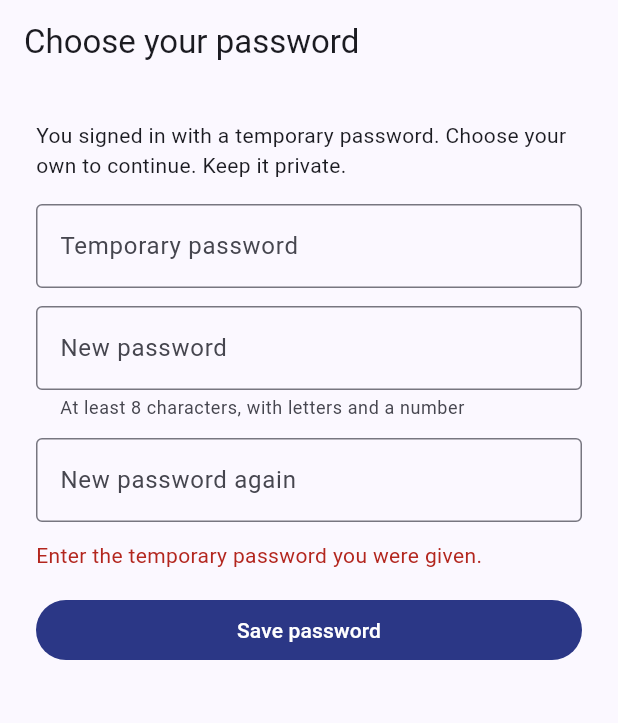
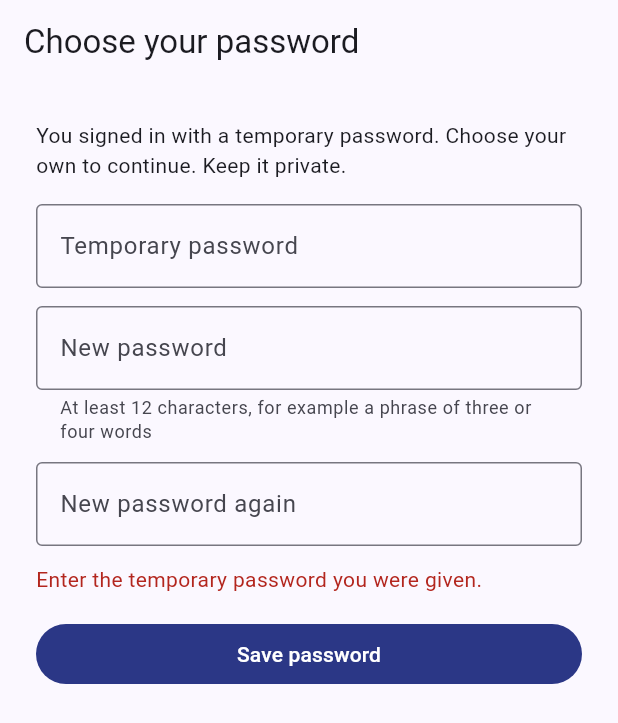
Before and after one commit to Osun-eduos/eduos-android, a Flutter app: the ChangePasswordScreen screen opened directly, after a tap on "Save password", on a phone screen of 412 x 824 dp. Shown: the top 723 px of the screen. Run offline on Flutter 3.47's test engine with Material 3 defaults, Android fonts, the phone set to English and light mode, and no system bars; our stand-ins replace connectivity_plus, firebase_core, firebase_messaging, flutter_secure_storage, image_picker, sqflite_common and 1 more; missing offline and left inert: workmanager; accounts and stored records are empty; statements that could not run were skipped.

Commit message:
Security hardening: CSP/HSTS, password rules, ES256 tokens, CodeQL fixes (#2)

```diff
--- a/lib/src/ui/login_screen.dart
+++ b/lib/src/ui/login_screen.dart
@@ -133,8 +133,8 @@ class _ChangePasswordScreenState extends State<ChangePasswordScreen> {
   String? _problem() {
     final p = _next.text;
     if (_current.text.isEmpty) return 'Enter the temporary password you were given.';
-    if (p.length < 8) return 'Use at least 8 characters.';
-    if (!RegExp(r'[A-Za-z]').hasMatch(p) || !RegExp(r'\d').hasMatch(p)) return 'Use letters and at least one number.';
+    if (p.runes.length < 12) return 'Use at least 12 characters. A short phrase of three or four words is easy to remember.';
+    if (p.runes.length > 128) return 'Use 128 characters or fewer.';
     if (p != _again.text) return 'The new passwords do not match.';
     if (p == _current.text) return 'Choose a password different from the temporary one.';
     return null;
@@ -163,7 +163,7 @@ class _ChangePasswordScreenState extends State<ChangePasswordScreen> {
           const SizedBox(height: 16),
           TextField(controller: _current, obscureText: true, decoration: const InputDecoration(labelText: 'Temporary password')),
           const SizedBox(height: 12),
-          TextField(controller: _next, obscureText: true, decoration: const InputDecoration(labelText: 'New password', helperText: 'At least 8 characters, with letters and a number')),
+          TextField(controller: _next, obscureText: true, decoration: const InputDecoration(labelText: 'New password', helperText: 'At least 12 characters, for example a phrase of three or four words', helperMaxLines: 2)),
           const SizedBox(height: 12),
           TextField(controller: _again, obscureText: true, decoration: const InputDecoration(labelText: 'New password again')),
           if (_error != null) Padding(padding: const EdgeInsets.only(top: 12), child: Text(_error!, style: const TextStyle(color: bad))),
```
